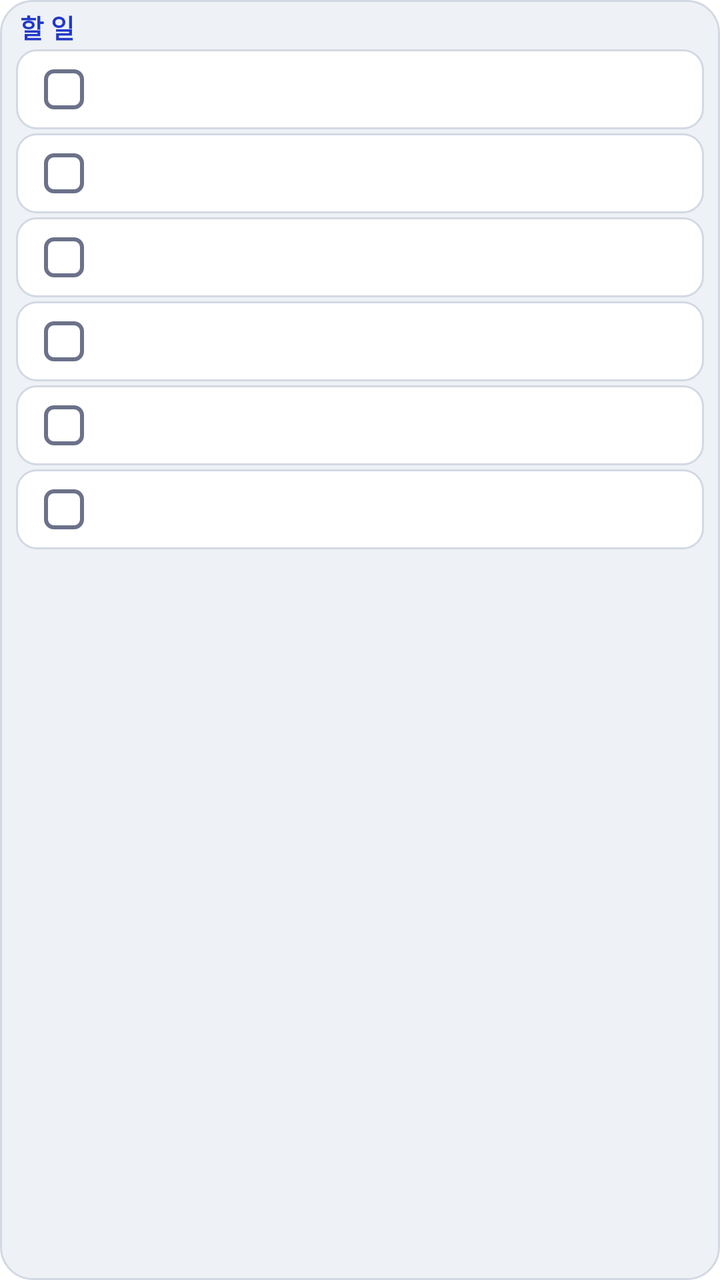
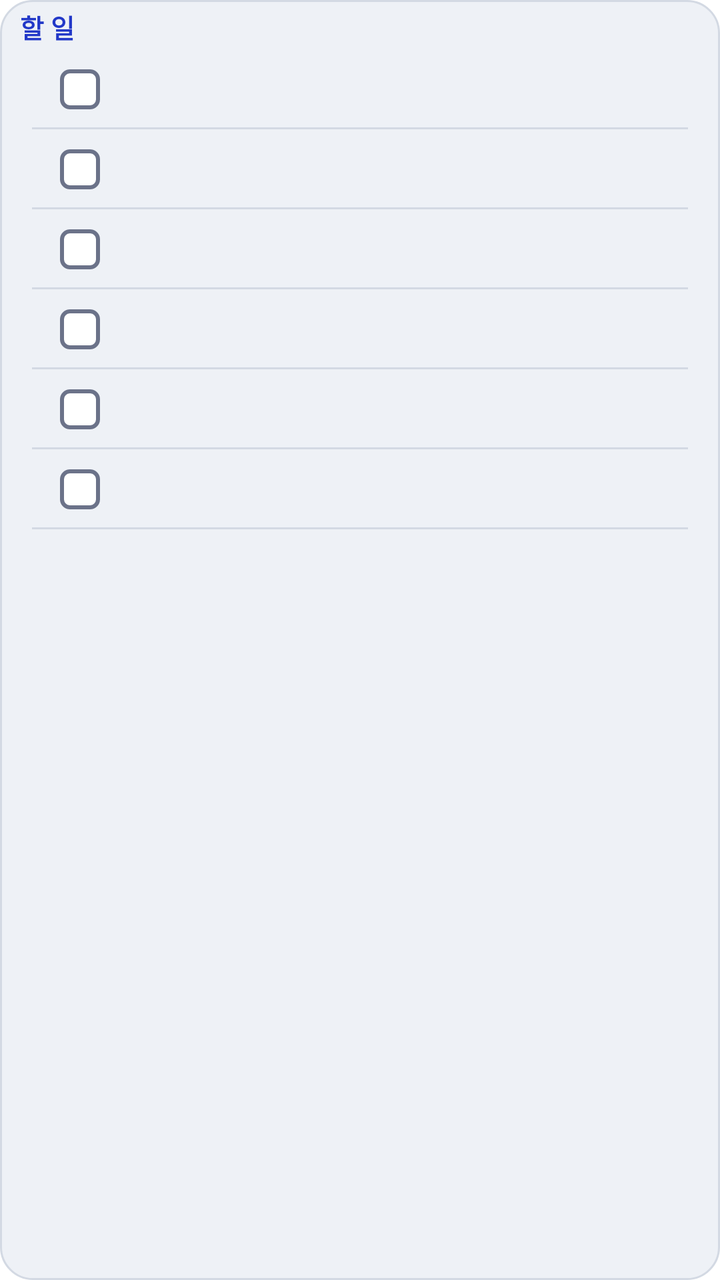

Two renders of the same Android screen: before a commit and after it. Below are the layout's source before the change and the commit's diff.
<!-- AndroidManifest.xml: fallback theme Theme.MaterialComponents.DayNight.NoActionBar -->
<!-- res/layout/todo_widget.xml -->
<?xml version="1.0" encoding="utf-8"?>
<LinearLayout xmlns:android="http://schemas.android.com/apk/res/android"
    android:id="@+id/widget_root"
    android:layout_width="match_parent"
    android:layout_height="match_parent"
    android:background="@drawable/widget_frame"
    android:orientation="vertical"
    android:paddingLeft="8dp"
    android:paddingRight="8dp"
    android:paddingTop="4dp"
    android:paddingBottom="2dp">

    
    <LinearLayout
        android:id="@+id/widget_header_row"
        android:layout_width="match_parent"
        android:layout_height="wrap_content"
        android:gravity="center_vertical"
        android:orientation="horizontal"
        android:paddingBottom="2dp">

        
        <TextView
            android:id="@+id/widget_header"
            android:layout_width="wrap_content"
            android:layout_height="wrap_content"
            android:includeFontPadding="false"
            android:maxLines="1"
            android:paddingStart="2dp"
            android:text="@string/todo_widget_header"
            android:textColor="@color/widget_primary_deep"
            android:textSize="13sp"
            android:textStyle="bold" />

        
        <TextView
            android:id="@+id/widget_note"
            android:layout_width="0dp"
            android:layout_height="wrap_content"
            android:layout_weight="1"
            android:ellipsize="end"
            android:gravity="end"
            android:includeFontPadding="false"
            android:maxLines="1"
            android:paddingStart="6dp"
            android:paddingEnd="2dp"
            android:textColor="@color/widget_ink_muted"
            android:textSize="11sp"
            android:visibility="gone" />
    </LinearLayout>

    <FrameLayout
        android:layout_width="match_parent"
        android:layout_height="0dp"
        android:layout_weight="1">

        <LinearLayout
            android:id="@+id/widget_rows"
            android:layout_width="match_parent"
            android:layout_height="wrap_content"
            android:orientation="vertical">

            <LinearLayout
                android:id="@+id/widget_row_0"
                android:layout_width="match_parent"
                android:layout_height="wrap_content"
                android:layout_marginBottom="2dp"
                android:background="@drawable/widget_row"
                android:gravity="center_vertical"
                android:minHeight="40dp"
                android:orientation="horizontal"
                android:paddingRight="8dp">

                
                <ImageView
                    android:id="@+id/widget_check_0"
                    android:layout_width="48dp"
                    android:layout_height="40dp"
                    android:contentDescription="@null"
                    android:paddingLeft="14dp"
                    android:paddingRight="14dp"
                    android:paddingTop="10dp"
                    android:paddingBottom="10dp"
                    android:src="@drawable/widget_check" />

                
                <TextView
                    android:id="@+id/widget_pending_0"
                    android:layout_width="wrap_content"
                    android:layout_height="wrap_content"
                    android:gravity="center"
                    android:maxLines="1"
                    android:minWidth="48dp"
                    android:textColor="@color/widget_ink_muted"
                    android:textSize="12sp"
                    android:visibility="gone" />

                
                <LinearLayout
                    android:id="@+id/widget_text_0"
                    android:layout_width="0dp"
                    android:layout_height="wrap_content"
                    android:layout_weight="1"
                    android:gravity="center_vertical"
                    android:orientation="vertical">

                    <TextView
                        android:id="@+id/widget_title_0"
                        android:layout_width="match_parent"
                        android:layout_height="wrap_content"
                        android:ellipsize="end"
                        android:maxLines="1"
                        android:textColor="@color/widget_ink"
                        android:textSize="14sp" />

                    
                    <TextView
                        android:id="@+id/widget_due_0"
                        android:layout_width="match_parent"
                        android:layout_height="wrap_content"
                        android:ellipsize="end"
                        android:includeFontPadding="false"
                        android:maxLines="1"
                        android:textColor="@color/widget_ink_muted"
                        android:textSize="11sp"
                        android:visibility="gone" />
                </LinearLayout>
            </LinearLayout>

            <LinearLayout
                android:id="@+id/widget_row_1"
                android:layout_width="match_parent"
                android:layout_height="wrap_content"
                android:layout_marginBottom="2dp"
                android:background="@drawable/widget_row"
                android:gravity="center_vertical"
                android:minHeight="40dp"
                android:orientation="horizontal"
                android:paddingRight="8dp">

                
                <ImageView
                    android:id="@+id/widget_check_1"
                    android:layout_width="48dp"
                    android:layout_height="40dp"
                    android:contentDescription="@null"
                    android:paddingLeft="14dp"
                    android:paddingRight="14dp"
                    android:paddingTop="10dp"
                    android:paddingBottom="10dp"
                    android:src="@drawable/widget_check" />

                
                <TextView
                    android:id="@+id/widget_pending_1"
                    android:layout_width="wrap_content"
                    android:layout_height="wrap_content"
                    android:gravity="center"
                    android:maxLines="1"
                    android:minWidth="48dp"
                    android:textColor="@color/widget_ink_muted"
                    android:textSize="12sp"
                    android:visibility="gone" />

                
                <LinearLayout
                    android:id="@+id/widget_text_1"
                    android:layout_width="0dp"
                    android:layout_height="wrap_content"
                    android:layout_weight="1"
                    android:gravity="center_vertical"
                    android:orientation="vertical">

                    <TextView
                        android:id="@+id/widget_title_1"
                        android:layout_width="match_parent"
                        android:layout_height="wrap_content"
                        android:ellipsize="end"
                        android:maxLines="1"
                        android:textColor="@color/widget_ink"
                        android:textSize="14sp" />

                    
                    <TextView
                        android:id="@+id/widget_due_1"
                        android:layout_width="match_parent"
                        android:layout_height="wrap_content"
                        android:ellipsize="end"
                        android:includeFontPadding="false"
                        android:maxLines="1"
                        android:textColor="@color/widget_ink_muted"
                        android:textSize="11sp"
                        android:visibility="gone" />
                </LinearLayout>
            </LinearLayout>

            <LinearLayout
                android:id="@+id/widget_row_2"
                android:layout_width="match_parent"
                android:layout_height="wrap_content"
                android:layout_marginBottom="2dp"
                android:background="@drawable/widget_row"
                android:gravity="center_vertical"
                android:minHeight="40dp"
                android:orientation="horizontal"
                android:paddingRight="8dp">

                
                <ImageView
                    android:id="@+id/widget_check_2"
                    android:layout_width="48dp"
                    android:layout_height="40dp"
                    android:contentDescription="@null"
                    android:paddingLeft="14dp"
                    android:paddingRight="14dp"
                    android:paddingTop="10dp"
                    android:paddingBottom="10dp"
                    android:src="@drawable/widget_check" />

                
                <TextView
                    android:id="@+id/widget_pending_2"
                    android:layout_width="wrap_content"
                    android:layout_height="wrap_content"
                    android:gravity="center"
                    android:maxLines="1"
                    android:minWidth="48dp"
                    android:textColor="@color/widget_ink_muted"
                    android:textSize="12sp"
                    android:visibility="gone" />

                
                <LinearLayout
                    android:id="@+id/widget_text_2"
                    android:layout_width="0dp"
                    android:layout_height="wrap_content"
                    android:layout_weight="1"
                    android:gravity="center_vertical"
                    android:orientation="vertical">

                    <TextView
                        android:id="@+id/widget_title_2"
                        android:layout_width="match_parent"
                        android:layout_height="wrap_content"
                        android:ellipsize="end"
                        android:maxLines="1"
                        android:textColor="@color/widget_ink"
                        android:textSize="14sp" />

                    
                    <TextView
                        android:id="@+id/widget_due_2"
                        android:layout_width="match_parent"
                        android:layout_height="wrap_content"
                        android:ellipsize="end"
                        android:includeFontPadding="false"
                        android:maxLines="1"
                        android:textColor="@color/widget_ink_muted"
                        android:textSize="11sp"
                        android:visibility="gone" />
                </LinearLayout>
            </LinearLayout>

            <LinearLayout
                android:id="@+id/widget_row_3"
                android:layout_width="match_parent"
                android:layout_height="wrap_content"
                android:layout_marginBottom="2dp"
                android:background="@drawable/widget_row"
                android:gravity="center_vertical"
                android:minHeight="40dp"
                android:orientation="horizontal"
                android:paddingRight="8dp">

                
                <ImageView
                    android:id="@+id/widget_check_3"
                    android:layout_width="48dp"
                    android:layout_height="40dp"
                    android:contentDescription="@null"
                    android:paddingLeft="14dp"
                    android:paddingRight="14dp"
                    android:paddingTop="10dp"
                    android:paddingBottom="10dp"
                    android:src="@drawable/widget_check" />

                
                <TextView
                    android:id="@+id/widget_pending_3"
                    android:layout_width="wrap_content"
                    android:layout_height="wrap_content"
                    android:gravity="center"
                    android:maxLines="1"
                    android:minWidth="48dp"
                    android:textColor="@color/widget_ink_muted"
                    android:textSize="12sp"
                    android:visibility="gone" />

                
                <LinearLayout
                    android:id="@+id/widget_text_3"
                    android:layout_width="0dp"
                    android:layout_height="wrap_content"
                    android:layout_weight="1"
                    android:gravity="center_vertical"
                    android:orientation="vertical">

                    <TextView
                        android:id="@+id/widget_title_3"
                        android:layout_width="match_parent"
                        android:layout_height="wrap_content"
                        android:ellipsize="end"
                        android:maxLines="1"
                        android:textColor="@color/widget_ink"
                        android:textSize="14sp" />

                    
                    <TextView
                        android:id="@+id/widget_due_3"
                        android:layout_width="match_parent"
                        android:layout_height="wrap_content"
                        android:ellipsize="end"
                        android:includeFontPadding="false"
                        android:maxLines="1"
                        android:textColor="@color/widget_ink_muted"
                        android:textSize="11sp"
                        android:visibility="gone" />
                </LinearLayout>
            </LinearLayout>

            <LinearLayout
                android:id="@+id/widget_row_4"
                android:layout_width="match_parent"
                android:layout_height="wrap_content"
                android:layout_marginBottom="2dp"
                android:background="@drawable/widget_row"
                android:gravity="center_vertical"
                android:minHeight="40dp"
                android:orientation="horizontal"
                android:paddingRight="8dp">

                
                <ImageView
                    android:id="@+id/widget_check_4"
                    android:layout_width="48dp"
                    android:layout_height="40dp"
                    android:contentDescription="@null"
                    android:paddingLeft="14dp"
                    android:paddingRight="14dp"
                    android:paddingTop="10dp"
                    android:paddingBottom="10dp"
                    android:src="@drawable/widget_check" />

                
                <TextView
                    android:id="@+id/widget_pending_4"
                    android:layout_width="wrap_content"
                    android:layout_height="wrap_content"
                    android:gravity="center"
                    android:maxLines="1"
                    android:minWidth="48dp"
                    android:textColor="@color/widget_ink_muted"
                    android:textSize="12sp"
                    android:visibility="gone" />

                
                <LinearLayout
                    android:id="@+id/widget_text_4"
                    android:layout_width="0dp"
                    android:layout_height="wrap_content"
                    android:layout_weight="1"
                    android:gravity="center_vertical"
                    android:orientation="vertical">

                    <TextView
                        android:id="@+id/widget_title_4"
                        android:layout_width="match_parent"
                        android:layout_height="wrap_content"
                        android:ellipsize="end"
                        android:maxLines="1"
                        android:textColor="@color/widget_ink"
                        android:textSize="14sp" />

                    
                    <TextView
                        android:id="@+id/widget_due_4"
                        android:layout_width="match_parent"
                        android:layout_height="wrap_content"
                        android:ellipsize="end"
                        android:includeFontPadding="false"
                        android:maxLines="1"
                        android:textColor="@color/widget_ink_muted"
                        android:textSize="11sp"
                        android:visibility="gone" />
                </LinearLayout>
            </LinearLayout>

            <LinearLayout
                android:id="@+id/widget_row_5"
                android:layout_width="match_parent"
                android:layout_height="wrap_content"
                android:layout_marginBottom="2dp"
                android:background="@drawable/widget_row"
                android:gravity="center_vertical"
                android:minHeight="40dp"
                android:orientation="horizontal"
                android:paddingRight="8dp">

                
                <ImageView
                    android:id="@+id/widget_check_5"
                    android:layout_width="48dp"
                    android:layout_height="40dp"
                    android:contentDescription="@null"
                    android:paddingLeft="14dp"
                    android:paddingRight="14dp"
                    android:paddingTop="10dp"
                    android:paddingBottom="10dp"
                    android:src="@drawable/widget_check" />

                
                <TextView
                    android:id="@+id/widget_pending_5"
                    android:layout_width="wrap_content"
                    android:layout_height="wrap_content"
                    android:gravity="center"
                    android:maxLines="1"
                    android:minWidth="48dp"
                    android:textColor="@color/widget_ink_muted"
                    android:textSize="12sp"
                    android:visibility="gone" />

                
                <LinearLayout
                    android:id="@+id/widget_text_5"
                    android:layout_width="0dp"
                    android:layout_height="wrap_content"
                    android:layout_weight="1"
                    android:gravity="center_vertical"
                    android:orientation="vertical">

                    <TextView
                        android:id="@+id/widget_title_5"
                        android:layout_width="match_parent"
                        android:layout_height="wrap_content"
                        android:ellipsize="end"
                        android:maxLines="1"
                        android:textColor="@color/widget_ink"
                        android:textSize="14sp" />

                    
                    <TextView
                        android:id="@+id/widget_due_5"
                        android:layout_width="match_parent"
                        android:layout_height="wrap_content"
                        android:ellipsize="end"
                        android:includeFontPadding="false"
                        android:maxLines="1"
                        android:textColor="@color/widget_ink_muted"
                        android:textSize="11sp"
                        android:visibility="gone" />
                </LinearLayout>
            </LinearLayout>

            
            <TextView
                android:id="@+id/widget_more"
                android:layout_width="match_parent"
                android:layout_height="wrap_content"
                android:paddingStart="2dp"
                android:paddingTop="2dp"
                android:textColor="@color/widget_ink_muted"
                android:textSize="12sp"
                android:visibility="gone" />
        </LinearLayout>

        
        <TextView
            android:id="@+id/widget_center"
            android:layout_width="match_parent"
            android:layout_height="match_parent"
            android:gravity="center"
            android:textColor="@color/widget_ink_muted"
            android:textSize="12sp"
            android:visibility="gone" />
    </FrameLayout>
    
</LinearLayout>
<!-- resources referenced by this layout -->
<resources>
  <color name="widget_ink">#FF1B2033</color>
  <color name="widget_ink_muted">#FF4A5168</color>
  <color name="widget_primary_deep">#FF2238C8</color>
  <!-- drawable widget_check (drawable) -->
  <?xml version="1.0" encoding="utf-8"?>
  <shape xmlns:android="http://schemas.android.com/apk/res/android" android:shape="rectangle">
      <solid android:color="@color/widget_surface" />
      <stroke android:width="2dp" android:color="@color/widget_outline" />
      <corners android:radius="4dp" />
  </shape>
  <!-- drawable widget_frame (drawable) -->
  <?xml version="1.0" encoding="utf-8"?>
  <shape xmlns:android="http://schemas.android.com/apk/res/android" android:shape="rectangle">
      <solid android:color="@color/widget_background" />
      <stroke android:width="1dp" android:color="@color/widget_line" />
      <corners android:radius="16dp" />
  </shape>
  <!-- drawable widget_row (drawable) -->
  <?xml version="1.0" encoding="utf-8"?>
  <shape xmlns:android="http://schemas.android.com/apk/res/android" android:shape="rectangle">
      <solid android:color="@color/widget_surface" />
      <stroke android:width="1dp" android:color="@color/widget_line" />
      <corners android:radius="10dp" />
  </shape>
  <string name="todo_widget_header">할 일</string>
  <color name="widget_surface">#FFFFFFFF</color>
  <color name="widget_outline">#FF6B7289</color>
  <color name="widget_background">#FFEEF1F6</color>
  <color name="widget_line">#FFD3D9E3</color>
</resources>

<!-- the commit's change to res/layout/todo_widget.xml (unified diff, before → after) -->
@@ -64,11 +64,11 @@
                 android:id="@+id/widget_row_0"
                 android:layout_width="match_parent"
                 android:layout_height="wrap_content"
-                android:layout_marginBottom="2dp"
-                android:background="@drawable/widget_row"
-                android:gravity="center_vertical"
-                android:minHeight="40dp"
-                android:orientation="horizontal"
+                android:background="@drawable/widget_row_line"
+                android:gravity="center_vertical"
+                android:minHeight="40dp"
+                android:orientation="horizontal"
+                android:paddingLeft="8dp"
                 android:paddingRight="8dp">
 
                 
@@ -131,11 +131,11 @@
                 android:id="@+id/widget_row_1"
                 android:layout_width="match_parent"
                 android:layout_height="wrap_content"
-                android:layout_marginBottom="2dp"
-                android:background="@drawable/widget_row"
-                android:gravity="center_vertical"
-                android:minHeight="40dp"
-                android:orientation="horizontal"
+                android:background="@drawable/widget_row_line"
+                android:gravity="center_vertical"
+                android:minHeight="40dp"
+                android:orientation="horizontal"
+                android:paddingLeft="8dp"
                 android:paddingRight="8dp">
 
                 
@@ -198,11 +198,11 @@
                 android:id="@+id/widget_row_2"
                 android:layout_width="match_parent"
                 android:layout_height="wrap_content"
-                android:layout_marginBottom="2dp"
-                android:background="@drawable/widget_row"
-                android:gravity="center_vertical"
-                android:minHeight="40dp"
-                android:orientation="horizontal"
+                android:background="@drawable/widget_row_line"
+                android:gravity="center_vertical"
+                android:minHeight="40dp"
+                android:orientation="horizontal"
+                android:paddingLeft="8dp"
                 android:paddingRight="8dp">
 
                 
@@ -265,11 +265,11 @@
                 android:id="@+id/widget_row_3"
                 android:layout_width="match_parent"
                 android:layout_height="wrap_content"
-                android:layout_marginBottom="2dp"
-                android:background="@drawable/widget_row"
-                android:gravity="center_vertical"
-                android:minHeight="40dp"
-                android:orientation="horizontal"
+                android:background="@drawable/widget_row_line"
+                android:gravity="center_vertical"
+                android:minHeight="40dp"
+                android:orientation="horizontal"
+                android:paddingLeft="8dp"
                 android:paddingRight="8dp">
 
                 
@@ -332,11 +332,11 @@
                 android:id="@+id/widget_row_4"
                 android:layout_width="match_parent"
                 android:layout_height="wrap_content"
-                android:layout_marginBottom="2dp"
-                android:background="@drawable/widget_row"
-                android:gravity="center_vertical"
-                android:minHeight="40dp"
-                android:orientation="horizontal"
+                android:background="@drawable/widget_row_line"
+                android:gravity="center_vertical"
+                android:minHeight="40dp"
+                android:orientation="horizontal"
+                android:paddingLeft="8dp"
                 android:paddingRight="8dp">
 
                 
@@ -399,11 +399,11 @@
                 android:id="@+id/widget_row_5"
                 android:layout_width="match_parent"
                 android:layout_height="wrap_content"
-                android:layout_marginBottom="2dp"
-                android:background="@drawable/widget_row"
-                android:gravity="center_vertical"
-                android:minHeight="40dp"
-                android:orientation="horizontal"
+                android:background="@drawable/widget_row_line"
+                android:gravity="center_vertical"
+                android:minHeight="40dp"
+                android:orientation="horizontal"
+                android:paddingLeft="8dp"
                 android:paddingRight="8dp">
 
                 
<!-- resource entries referenced after the edit -->
@@ -17,13 +17,19 @@
       <stroke android:width="1dp" android:color="@color/widget_line" />
       <corners android:radius="16dp" />
   </shape>
-  <!-- drawable widget_row (drawable) -->
+  <!-- drawable widget_row_line (drawable) -->
   <?xml version="1.0" encoding="utf-8"?>
-  <shape xmlns:android="http://schemas.android.com/apk/res/android" android:shape="rectangle">
-      <solid android:color="@color/widget_surface" />
-      <stroke android:width="1dp" android:color="@color/widget_line" />
-      <corners android:radius="10dp" />
-  </shape>
+  <layer-list xmlns:android="http://schemas.android.com/apk/res/android">
+      <item
+          android:gravity="bottom"
+          android:height="1dp"
+          android:left="8dp"
+          android:right="8dp">
+          <shape android:shape="rectangle">
+              <solid android:color="@color/widget_line" />
+          </shape>
+      </item>
+  </layer-list>
   <string name="todo_widget_header">할 일</string>
   <color name="widget_surface">#FFFFFFFF</color>
   <color name="widget_outline">#FF6B7289</color>
